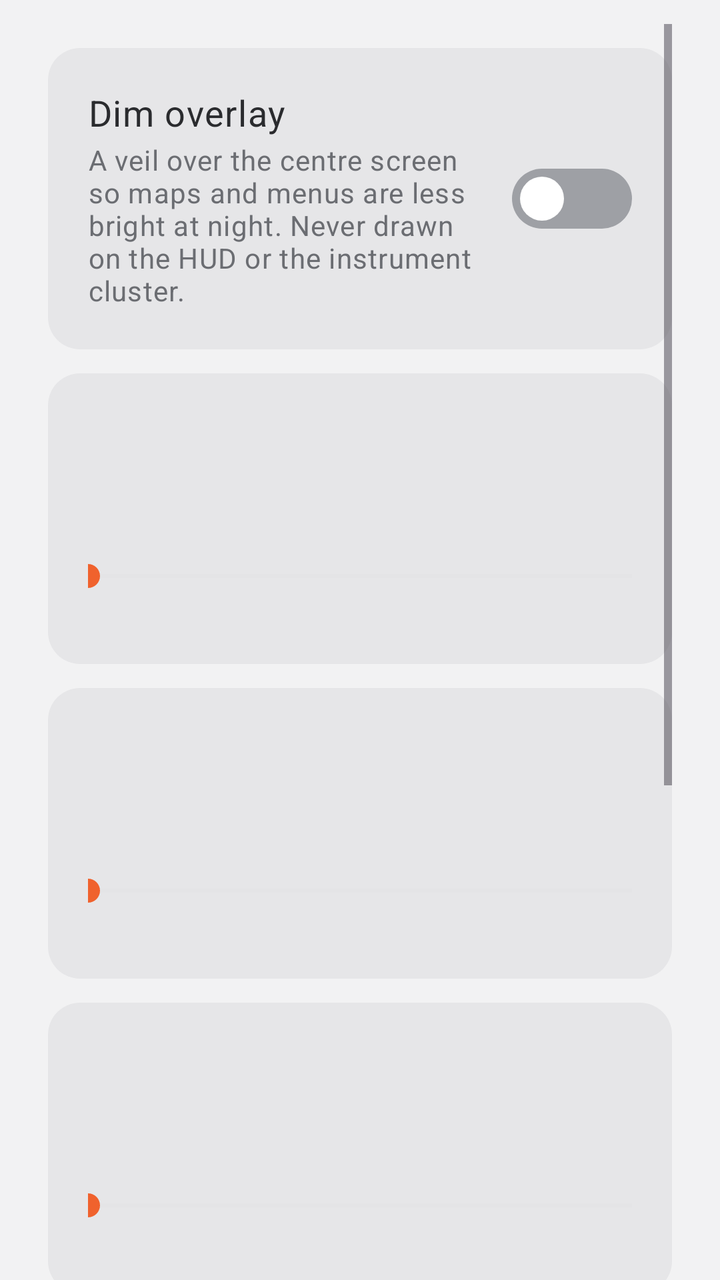
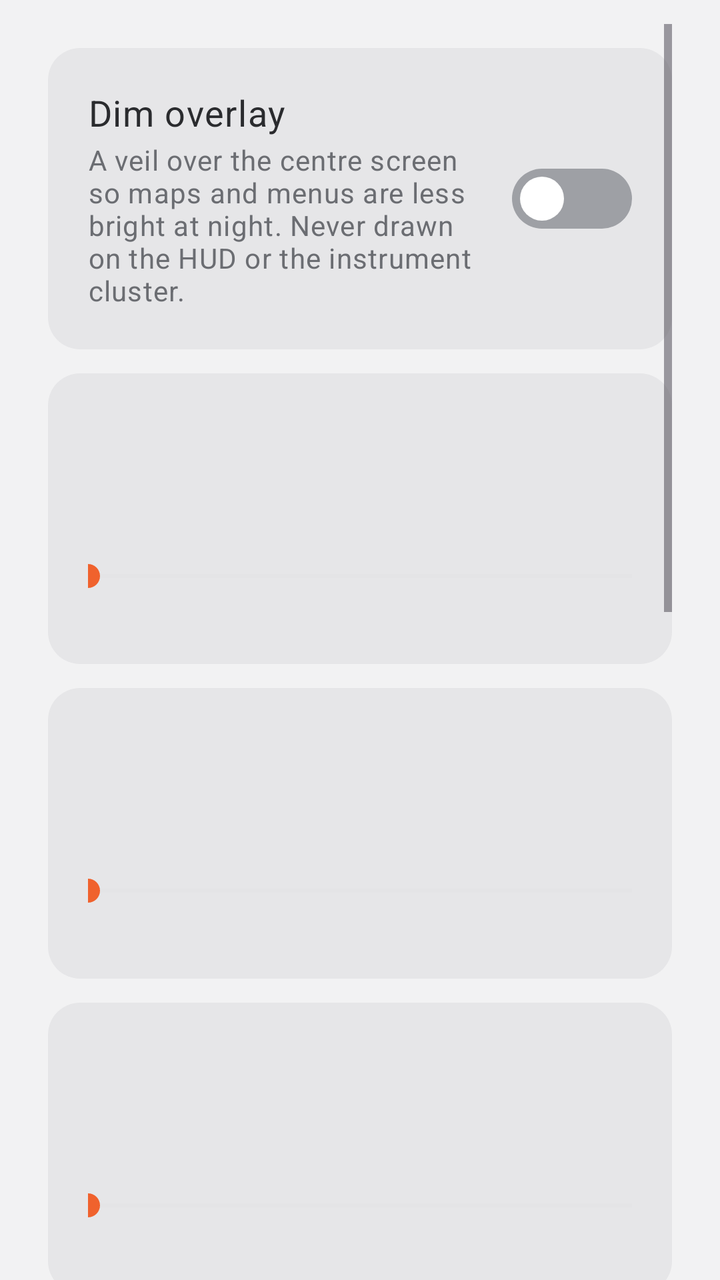

Screens rendered from an Android XML layout before and after an edit, with the pre-edit source and the edit as a unified diff.
<!-- AndroidManifest.xml: application theme Theme.Veil -->
<!-- res/layout/fragment_dim.xml -->
<?xml version="1.0" encoding="utf-8"?>
<ScrollView xmlns:android="http://schemas.android.com/apk/res/android"
    android:layout_width="match_parent"
    android:layout_height="match_parent"
    android:clipToPadding="false"
    android:paddingStart="@dimen/page_padding"
    android:paddingTop="@dimen/gutter"
    android:paddingEnd="@dimen/page_padding"
    android:paddingBottom="@dimen/page_padding">

    <LinearLayout
        android:layout_width="match_parent"
        android:layout_height="wrap_content"
        android:orientation="vertical">

        
        <LinearLayout
            android:id="@+id/dim_permission_card"
            android:layout_width="match_parent"
            android:layout_height="wrap_content"
            android:layout_marginTop="@dimen/gutter"
            android:background="@drawable/bg_card"
            android:gravity="center_vertical"
            android:orientation="horizontal"
            android:padding="@dimen/row_padding"
            android:visibility="gone">

            <LinearLayout
                android:layout_width="0dp"
                android:layout_height="wrap_content"
                android:layout_weight="1"
                android:orientation="vertical">

                <TextView
                    android:layout_width="match_parent"
                    android:layout_height="wrap_content"
                    android:text="@string/overlay_needed_title"
                    android:textAppearance="@style/TextAppearance.Veil.Body" />

                <TextView
                    android:layout_width="match_parent"
                    android:layout_height="wrap_content"
                    android:layout_marginTop="2dp"
                    android:text="@string/overlay_needed_body"
                    android:textAppearance="@style/TextAppearance.Veil.Micro"
                    android:textColor="@color/text_secondary" />
            </LinearLayout>

            <com.google.android.material.button.MaterialButton
                android:id="@+id/dim_permission_button"
                style="@style/Widget.Veil.PrimaryButton"
                android:layout_width="wrap_content"
                android:layout_height="wrap_content"
                android:layout_marginStart="@dimen/row_padding"
                android:text="@string/overlay_needed_button" />
        </LinearLayout>

        <LinearLayout
            android:layout_width="match_parent"
            android:layout_height="wrap_content"
            android:layout_marginTop="@dimen/gutter"
            android:background="@drawable/bg_card"
            android:gravity="center_vertical"
            android:orientation="horizontal"
            android:padding="@dimen/row_padding">

            <LinearLayout
                android:layout_width="0dp"
                android:layout_height="wrap_content"
                android:layout_weight="1"
                android:orientation="vertical">

                <TextView
                    android:layout_width="match_parent"
                    android:layout_height="wrap_content"
                    android:text="@string/dim_on"
                    android:textAppearance="@style/TextAppearance.Veil.Body" />

                <TextView
                    android:layout_width="match_parent"
                    android:layout_height="wrap_content"
                    android:layout_marginTop="2dp"
                    android:text="@string/dim_on_summary"
                    android:textAppearance="@style/TextAppearance.Veil.Micro"
                    android:textColor="@color/text_secondary" />
            </LinearLayout>

            <androidx.appcompat.widget.SwitchCompat
                android:id="@+id/dim_on"
                style="@style/Widget.Veil.Switch"
                android:layout_width="wrap_content"
                android:layout_height="wrap_content"
                android:layout_marginStart="@dimen/row_padding" />
        </LinearLayout>

        <include
            android:id="@+id/dim_opacity"
            layout="@layout/row_slider" />

        <include
            android:id="@+id/dim_brightness"
            layout="@layout/row_slider" />

        <include
            android:id="@+id/dim_warmth"
            layout="@layout/row_slider" />

        <LinearLayout
            android:layout_width="match_parent"
            android:layout_height="wrap_content"
            android:layout_marginTop="@dimen/gutter"
            android:background="@drawable/bg_card"
            android:gravity="center_vertical"
            android:orientation="horizontal"
            android:padding="@dimen/row_padding">

            <LinearLayout
                android:layout_width="0dp"
                android:layout_height="wrap_content"
                android:layout_weight="1"
                android:orientation="vertical">

                <TextView
                    android:layout_width="match_parent"
                    android:layout_height="wrap_content"
                    android:text="@string/dim_pass_through"
                    android:textAppearance="@style/TextAppearance.Veil.Body" />

                <TextView
                    android:layout_width="match_parent"
                    android:layout_height="wrap_content"
                    android:layout_marginTop="2dp"
                    android:text="@string/dim_pass_through_summary"
                    android:textAppearance="@style/TextAppearance.Veil.Micro"
                    android:textColor="@color/text_secondary" />
            </LinearLayout>

            <androidx.appcompat.widget.SwitchCompat
                android:id="@+id/dim_pass_through"
                style="@style/Widget.Veil.Switch"
                android:layout_width="wrap_content"
                android:layout_height="wrap_content"
                android:layout_marginStart="@dimen/row_padding" />
        </LinearLayout>

        <LinearLayout
            android:layout_width="match_parent"
            android:layout_height="wrap_content"
            android:layout_marginTop="@dimen/gutter"
            android:background="@drawable/bg_card"
            android:gravity="center_vertical"
            android:orientation="horizontal"
            android:padding="@dimen/row_padding">

            <LinearLayout
                android:layout_width="0dp"
                android:layout_height="wrap_content"
                android:layout_weight="1"
                android:orientation="vertical">

                <TextView
                    android:layout_width="match_parent"
                    android:layout_height="wrap_content"
                    android:text="@string/dim_moon"
                    android:textAppearance="@style/TextAppearance.Veil.Body" />

                <TextView
                    android:layout_width="match_parent"
                    android:layout_height="wrap_content"
                    android:layout_marginTop="2dp"
                    android:text="@string/dim_moon_summary"
                    android:textAppearance="@style/TextAppearance.Veil.Micro"
                    android:textColor="@color/text_secondary" />
            </LinearLayout>

            <androidx.appcompat.widget.SwitchCompat
                android:id="@+id/dim_moon"
                style="@style/Widget.Veil.Switch"
                android:layout_width="wrap_content"
                android:layout_height="wrap_content"
                android:layout_marginStart="@dimen/row_padding" />
        </LinearLayout>

        <com.google.android.material.button.MaterialButton
            android:id="@+id/dim_reset"
            style="@style/Widget.Veil.SecondaryButton"
            android:layout_width="wrap_content"
            android:layout_height="wrap_content"
            android:layout_marginTop="@dimen/page_padding"
            android:minWidth="160dp"
            android:text="@string/dim_reset"
            android:textColor="@color/danger_text" />
    </LinearLayout>
</ScrollView>
<!-- res/layout/row_slider.xml (included above) -->
<?xml version="1.0" encoding="utf-8"?>
<LinearLayout xmlns:android="http://schemas.android.com/apk/res/android"
    android:layout_width="match_parent"
    android:layout_height="wrap_content"
    android:layout_marginTop="@dimen/gutter"
    android:background="@drawable/bg_card"
    android:orientation="vertical"
    android:padding="@dimen/row_padding">

    <LinearLayout
        android:layout_width="match_parent"
        android:layout_height="wrap_content"
        android:gravity="center_vertical"
        android:orientation="horizontal">

        <TextView
            android:id="@+id/slider_title"
            android:layout_width="0dp"
            android:layout_height="wrap_content"
            android:layout_weight="1"
            android:textAppearance="@style/TextAppearance.Veil.Body" />

        <TextView
            android:id="@+id/slider_value"
            android:layout_width="wrap_content"
            android:layout_height="wrap_content"
            android:minWidth="64dp"
            android:gravity="end"
            android:textAppearance="@style/TextAppearance.Veil.Body"
            android:textColor="@color/text_secondary" />
    </LinearLayout>

    <TextView
        android:id="@+id/slider_summary"
        android:layout_width="match_parent"
        android:layout_height="wrap_content"
        android:layout_marginTop="2dp"
        android:textAppearance="@style/TextAppearance.Veil.Micro"
        android:textColor="@color/text_secondary" />

    <SeekBar
        android:id="@+id/slider_bar"
        android:layout_width="match_parent"
        android:layout_height="wrap_content"
        android:layout_marginTop="@dimen/gutter"
        android:minHeight="48dp"
        android:paddingStart="0dp"
        android:paddingEnd="0dp"
        android:progressBackgroundTint="@color/line"
        android:progressTint="@color/energy"
        android:thumbTint="@color/energy" />
</LinearLayout>
<!-- resources referenced by this layout -->
<resources>
  <color name="danger_text">#FFB32A2F</color>
  <color name="energy">#FFF0622D</color>
  <color name="line">#FFDDDDE0</color>
  <color name="text_secondary">#FF6B6D72</color>
  <dimen name="gutter">12dp</dimen>
  <dimen name="page_padding">24dp</dimen>
  <dimen name="row_padding">20dp</dimen>
  <!-- drawable bg_card (drawable) -->
  <?xml version="1.0" encoding="utf-8"?>
  <shape xmlns:android="http://schemas.android.com/apk/res/android" android:shape="rectangle">
      <solid android:color="@color/card" />
      <corners android:radius="@dimen/corner_radius_card" />
  </shape>
  <string name="dim_moon">Floating moon button</string>
  <string name="dim_moon_summary">Tap to turn the veil on or off. Drag right or down for darker, left or up for lighter. Hold, then drag to move it. Orange when the veil is on.</string>
  <string name="dim_on">Dim overlay</string>
  <string name="dim_on_summary">A veil over the centre screen so maps and menus are less bright at night. Never drawn on the HUD or the instrument cluster.</string>
  <string name="dim_pass_through">Pass touches through</string>
  <string name="dim_pass_through_summary">On: the app underneath still receives taps. Off: the veil blocks them.</string>
  <string name="dim_reset">Reset</string>
  <string name="overlay_needed_body">The veil and the moon button are windows over other apps. The head unit has to allow that once.</string>
  <string name="overlay_needed_button">Allow</string>
  <string name="overlay_needed_title">Allow Veil to draw over other apps</string>
  <style name="TextAppearance.Veil.Body">
          <item name="android:textSize">@dimen/text_body</item>
      </style>
  <style name="TextAppearance.Veil.Micro">
          <item name="android:textSize">@dimen/text_micro</item>
      </style>
  <style name="Widget.Veil.SecondaryButton" parent="Widget.Veil.PrimaryButton">
          <item name="backgroundTint">@color/sunken</item>
          <item name="android:textColor">@color/text_primary</item>
      </style>
  <style name="Widget.Veil.Switch" parent="Widget.AppCompat.CompoundButton.Switch">
          <item name="android:thumb">@drawable/switch_thumb</item>
          <item name="track">@drawable/switch_track</item>
          <item name="switchMinWidth">56dp</item>
          <item name="android:background">@null</item>
      </style>
  <style name="Theme.Veil" parent="Base.Theme.Veil" />
  <color name="card">#FFE6E6E8</color>
  <dimen name="corner_radius_card">16dp</dimen>
  <dimen name="text_body">18sp</dimen>
  <dimen name="text_micro">14sp</dimen>
  <color name="on_energy">#FFFFFFFF</color>
  <dimen name="corner_radius">10dp</dimen>
  <color name="ripple">#1F2A2B2E</color>
  <color name="sunken">#FFE6E6E8</color>
  <color name="text_primary">#FF2A2B2E</color>
  <color name="white">#FFFFFFFF</color>
  <color name="text_tertiary">#FF9EA0A5</color>
  <color name="energy_quiet">#FFFDEDE6</color>
  <color name="energy_text">#FFC9491A</color>
  <color name="surface">#FFFAFAFB</color>
  <color name="danger">#FFE0393E</color>
  <color name="bg">#FFF2F2F3</color>
  <style name="MaterialAlertDialog.Veil.Title" parent="MaterialAlertDialog.Material3.Title.Text">
          <item name="android:textSize">@dimen/text_title</item>
          <item name="android:textColor">@color/text_primary</item>
      </style>
  <style name="MaterialAlertDialog.Veil.Body" parent="MaterialAlertDialog.Material3.Body.Text">
          <item name="android:textSize">@dimen/text_row</item>
          <item name="android:textColor">@color/text_primary</item>
      </style>
  <dimen name="text_title">26sp</dimen>
  <dimen name="text_row">21sp</dimen>
  <!-- unchanged entries left out for length: 5 -->
</resources>

<!-- the commit's change to res/layout/fragment_dim.xml (unified diff, before → after) -->
@@ -179,6 +179,87 @@
                 android:layout_width="wrap_content"
                 android:layout_height="wrap_content"
                 android:layout_marginStart="@dimen/row_padding" />
+        </LinearLayout>
+
+        
+        <LinearLayout
+            android:layout_width="match_parent"
+            android:layout_height="wrap_content"
+            android:layout_marginTop="@dimen/gutter"
+            android:background="@drawable/bg_card"
+            android:orientation="vertical"
+            android:padding="@dimen/row_padding">
+
+            <TextView
+                android:layout_width="match_parent"
+                android:layout_height="wrap_content"
+                android:text="@string/dim_auto"
+                android:textAppearance="@style/TextAppearance.Veil.Body" />
+
+            <TextView
+                android:layout_width="match_parent"
+                android:layout_height="wrap_content"
+                android:layout_marginTop="2dp"
+                android:text="@string/dim_auto_summary"
+                android:textAppearance="@style/TextAppearance.Veil.Micro"
+                android:textColor="@color/text_secondary" />
+
+            <LinearLayout
+                android:layout_width="match_parent"
+                android:layout_height="wrap_content"
+                android:layout_marginTop="@dimen/gutter"
+                android:orientation="horizontal">
+
+                <com.google.android.material.button.MaterialButton
+                    android:id="@+id/dim_auto_off"
+                    style="@style/Widget.Veil.SecondaryButton"
+                    android:layout_width="0dp"
+                    android:layout_height="wrap_content"
+                    android:layout_weight="1"
+                    android:text="@string/dim_auto_off" />
+
+                <com.google.android.material.button.MaterialButton
+                    android:id="@+id/dim_auto_clock"
+                    style="@style/Widget.Veil.SecondaryButton"
+                    android:layout_width="0dp"
+                    android:layout_height="wrap_content"
+                    android:layout_marginStart="@dimen/gutter"
+                    android:layout_weight="1"
+                    android:text="@string/dim_auto_clock" />
+
+                <com.google.android.material.button.MaterialButton
+                    android:id="@+id/dim_auto_night"
+                    style="@style/Widget.Veil.SecondaryButton"
+                    android:layout_width="0dp"
+                    android:layout_height="wrap_content"
+                    android:layout_marginStart="@dimen/gutter"
+                    android:layout_weight="1"
+                    android:text="@string/dim_auto_night" />
+            </LinearLayout>
+
+            <LinearLayout
+                android:id="@+id/dim_auto_hours"
+                android:layout_width="match_parent"
+                android:layout_height="wrap_content"
+                android:layout_marginTop="@dimen/gutter"
+                android:orientation="horizontal"
+                android:visibility="gone">
+
+                <com.google.android.material.button.MaterialButton
+                    android:id="@+id/dim_auto_start"
+                    style="@style/Widget.Veil.SecondaryButton"
+                    android:layout_width="0dp"
+                    android:layout_height="wrap_content"
+                    android:layout_weight="1" />
+
+                <com.google.android.material.button.MaterialButton
+                    android:id="@+id/dim_auto_end"
+                    style="@style/Widget.Veil.SecondaryButton"
+                    android:layout_width="0dp"
+                    android:layout_height="wrap_content"
+                    android:layout_marginStart="@dimen/gutter"
+                    android:layout_weight="1" />
+            </LinearLayout>
         </LinearLayout>
 
         <com.google.android.material.button.MaterialButton
<!-- resource entries referenced after the edit -->
@@ -13,6 +13,11 @@
       <solid android:color="@color/card" />
       <corners android:radius="@dimen/corner_radius_card" />
   </shape>
+  <string name="dim_auto">Automatic</string>
+  <string name="dim_auto_clock">By the clock</string>
+  <string name="dim_auto_night">With night mode</string>
+  <string name="dim_auto_off">Off</string>
+  <string name="dim_auto_summary">Turns the veil on and off by itself. Untested on the car: 7xDash shipped its clock version as experimental. A tap on the moon holds until the next change.</string>
   <string name="dim_moon">Floating moon button</string>
   <string name="dim_moon_summary">Tap to turn the veil on or off. Drag right or down for darker, left or up for lighter. Hold, then drag to move it. Orange when the veil is on.</string>
   <string name="dim_on">Dim overlay</string>
